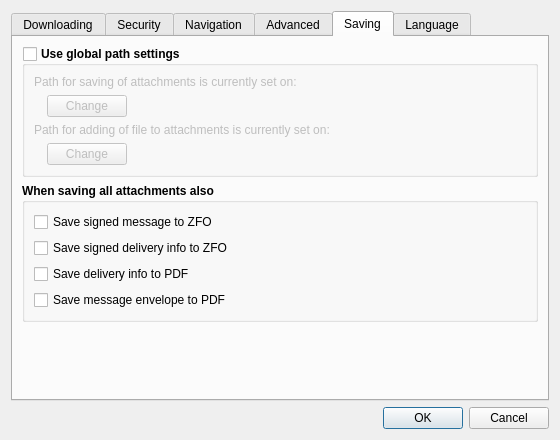
Qt form src/gui/ui/dlg_preferences.ui (psakar/datovka) before a commit.
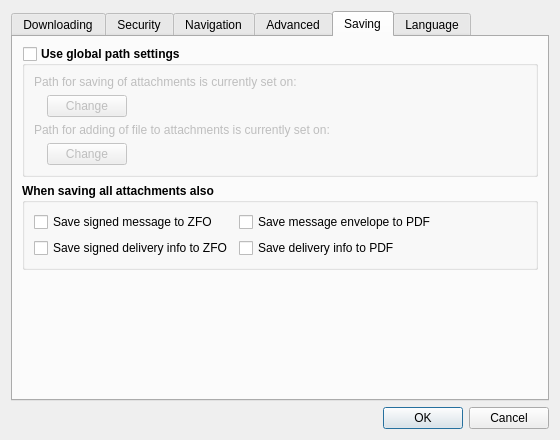
The same form after that commit. The open tabs and pages were chosen to show the change. Icons and pictures are not drawn.

Commit message: Re-design preferences dialog - Saving page

Diff of the .ui file:
```diff
--- a/src/gui/ui/dlg_preferences.ui
+++ b/src/gui/ui/dlg_preferences.ui
@@ -825,6 +825,11 @@
          </property>
          <layout class="QVBoxLayout" name="verticalLayout_16">
           <item>
+           <layout class="QFormLayout" name="formLayout_2">
+            <property name="fieldGrowthPolicy">
+             <enum>QFormLayout::AllNonFixedFieldsGrow</enum>
+            </property>
+            <item row="0" column="0">
            <widget class="QCheckBox" name="all_attachments_save_zfo_msg">
             <property name="font">
              <font>
@@ -837,7 +842,20 @@
             </property>
            </widget>
           </item>
-          <item>
+            <item row="0" column="1">
+             <widget class="QCheckBox" name="all_attachments_save_pdf_msgenvel">
+              <property name="font">
+               <font>
+                <weight>50</weight>
+                <bold>false</bold>
+               </font>
+              </property>
+              <property name="text">
+               <string>Save message envelope to PDF</string>
+              </property>
+             </widget>
+            </item>
+            <item row="1" column="0">
            <widget class="QCheckBox" name="all_attachments_save_zfo_delinfo">
             <property name="font">
              <font>
@@ -850,7 +868,7 @@
             </property>
            </widget>
           </item>
-          <item>
+            <item row="1" column="1">
            <widget class="QCheckBox" name="all_attachments_save_pdf_delinfo">
             <property name="font">
              <font>
@@ -863,18 +881,7 @@
             </property>
            </widget>
           </item>
-          <item>
-           <widget class="QCheckBox" name="all_attachments_save_pdf_msgenvel">
-            <property name="font">
-             <font>
-              <weight>50</weight>
-              <bold>false</bold>
-             </font>
-            </property>
-            <property name="text">
-             <string>Save message envelope to PDF</string>
-            </property>
-           </widget>
+           </layout>
           </item>
          </layout>
         </widget>
```
Lines whose indentation alone changed are shown as unchanged.
